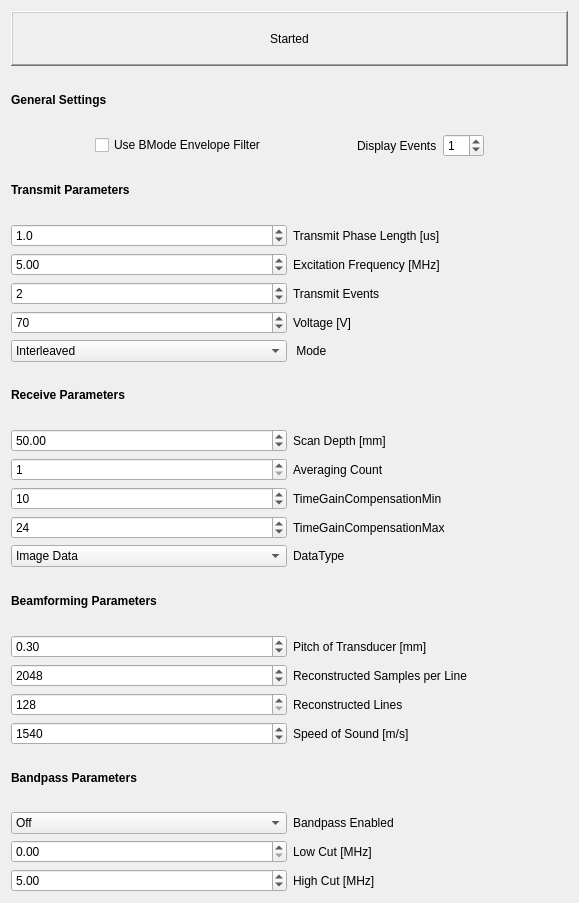
This is Modules/USUI/Qmitk/QmitkUSControlsCustomDiPhASDeviceWidget.ui in MITK/MITK as Qt 5 draws it before an edit. The edited form follows.
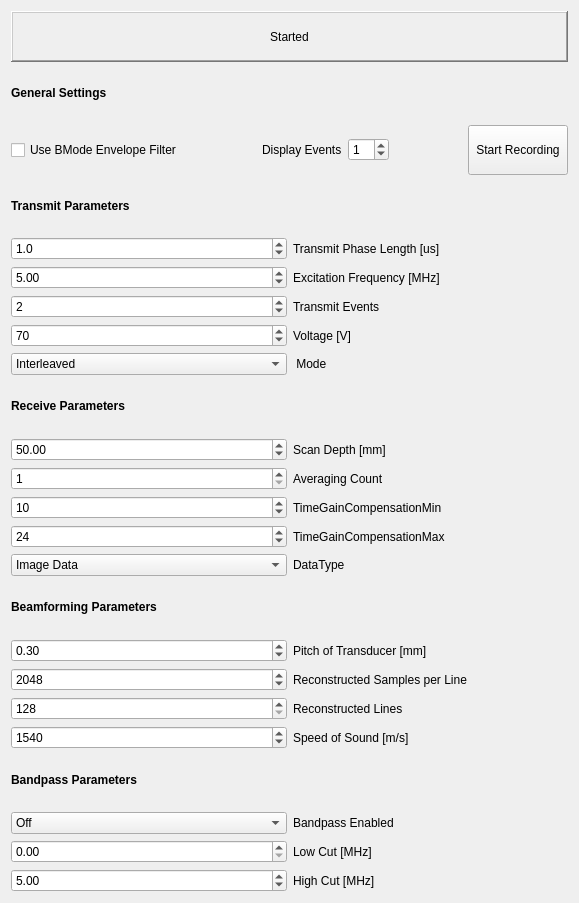
This is the edited form.

Commit message: T19855 -the Bmode filter works flawlessly -laser images are displayed with a jet transparent colormap -it's possible to start recording and to save images via the GUI -added some documentation

```diff
--- a/Modules/USUI/Qmitk/QmitkUSControlsCustomDiPhASDeviceWidget.ui
+++ b/Modules/USUI/Qmitk/QmitkUSControlsCustomDiPhASDeviceWidget.ui
@@ -18,6 +18,12 @@
     <layout class="QVBoxLayout" name="verticalLayout_2">
      <item>
       <widget class="QLabel" name="CurrentState">
+       <property name="minimumSize">
+        <size>
+         <width>0</width>
+         <height>25</height>
+        </size>
+       </property>
        <property name="frameShape">
         <enum>QFrame::WinPanel</enum>
        </property>
@@ -43,19 +49,6 @@
    </item>
    <item>
     <layout class="QHBoxLayout" name="General">
-     <item>
-      <spacer name="horizontalSpacer">
-       <property name="orientation">
-        <enum>Qt::Horizontal</enum>
-       </property>
-       <property name="sizeHint" stdset="0">
-        <size>
-         <width>40</width>
-         <height>20</height>
-        </size>
-       </property>
-      </spacer>
-     </item>
      <item>
       <widget class="QCheckBox" name="UseBModeFilter">
        <property name="text">
@@ -106,6 +99,19 @@
        </property>
       </spacer>
      </item>
+     <item>
+      <widget class="QPushButton" name="StartStopRecord">
+       <property name="minimumSize">
+        <size>
+         <width>100</width>
+         <height>50</height>
+        </size>
+       </property>
+       <property name="text">
+        <string>Start Recording</string>
+       </property>
+      </widget>
+     </item>
     </layout>
    </item>
    <item>
```
The commit also changes 11 other files.
